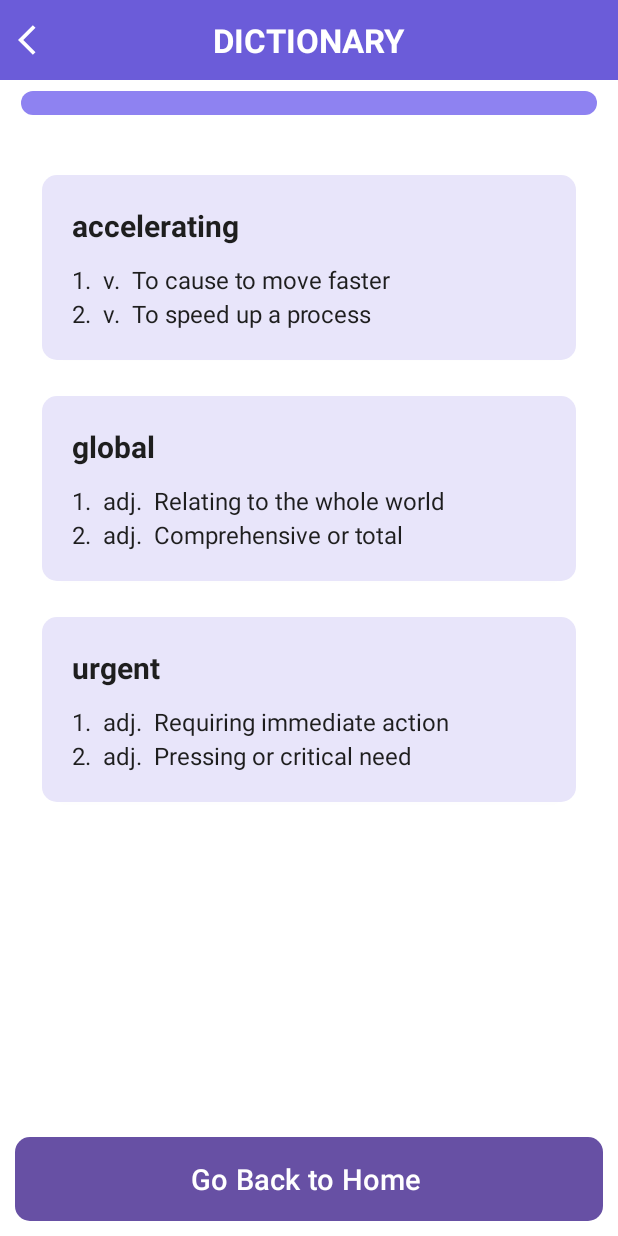
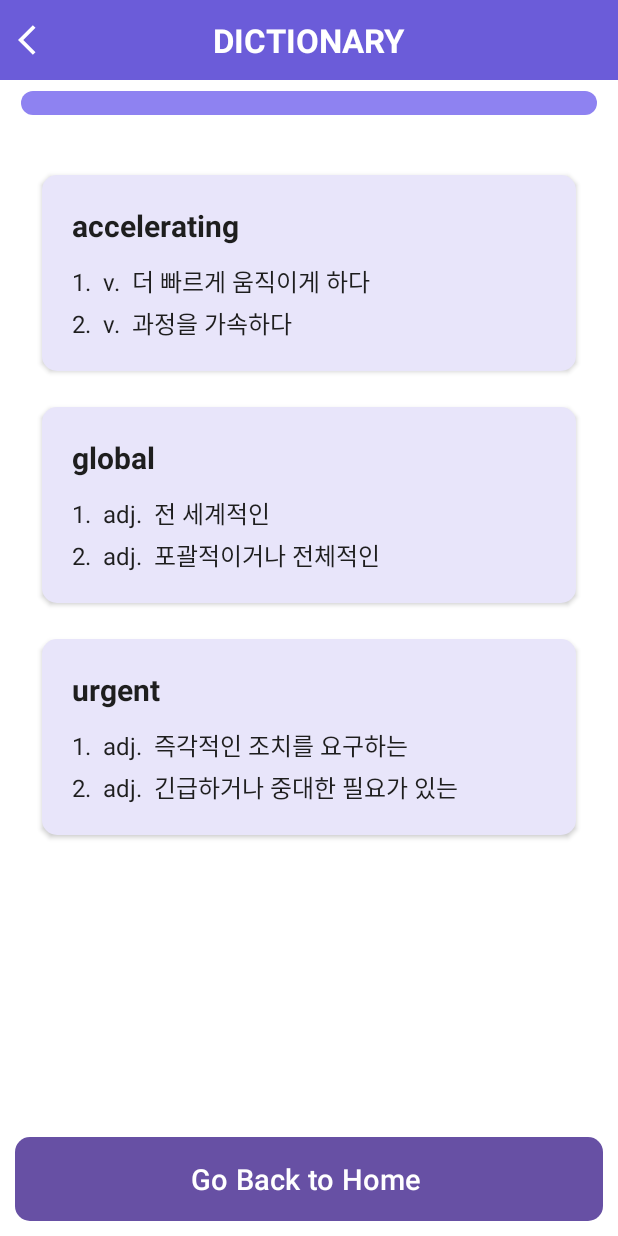
Before and after one commit to NewsBara/NewsBara_Frontend, an Android app: the DictionaryActivity screen opened directly, with no data from a screen before it, on a phone screen of 412 x 824 dp. Run offline under Robolectric (Android 15) with nearby library versions, the phone set to English and light mode, and no system bars.

Commit message:
시연 최종본 수정

```diff
--- a/app/src/main/java/com/example/newsbara/DictionaryActivity.kt
+++ b/app/src/main/java/com/example/newsbara/DictionaryActivity.kt
@@ -47,19 +47,18 @@ class DictionaryActivity : AppCompatActivity() {
 
         val mockMeanings = mapOf(
             "accelerating" to listOf(
-                DictionaryMeaning("v.", "To cause to move faster"),
-                DictionaryMeaning("v.", "To speed up a process")
+                DictionaryMeaning("v.", "더 빠르게 움직이게 하다"),
+                DictionaryMeaning("v.", "과정을 가속하다")
             ),
             "global" to listOf(
-                DictionaryMeaning("adj.", "Relating to the whole world"),
-                DictionaryMeaning("adj.", "Comprehensive or total")
+                DictionaryMeaning("adj.", "전 세계적인"),
+                DictionaryMeaning("adj.", "포괄적이거나 전체적인")
             ),
             "urgent" to listOf(
-                DictionaryMeaning("adj.", "Requiring immediate action"),
-                DictionaryMeaning("adj.", "Pressing or critical need")
+                DictionaryMeaning("adj.", "즉각적인 조치를 요구하는"),
+                DictionaryMeaning("adj.", "긴급하거나 중대한 필요가 있는")
             )
         )
-
 
         val mockData = sharedViewModel.highlightWords.map { word ->
             DictionaryItem(
```
